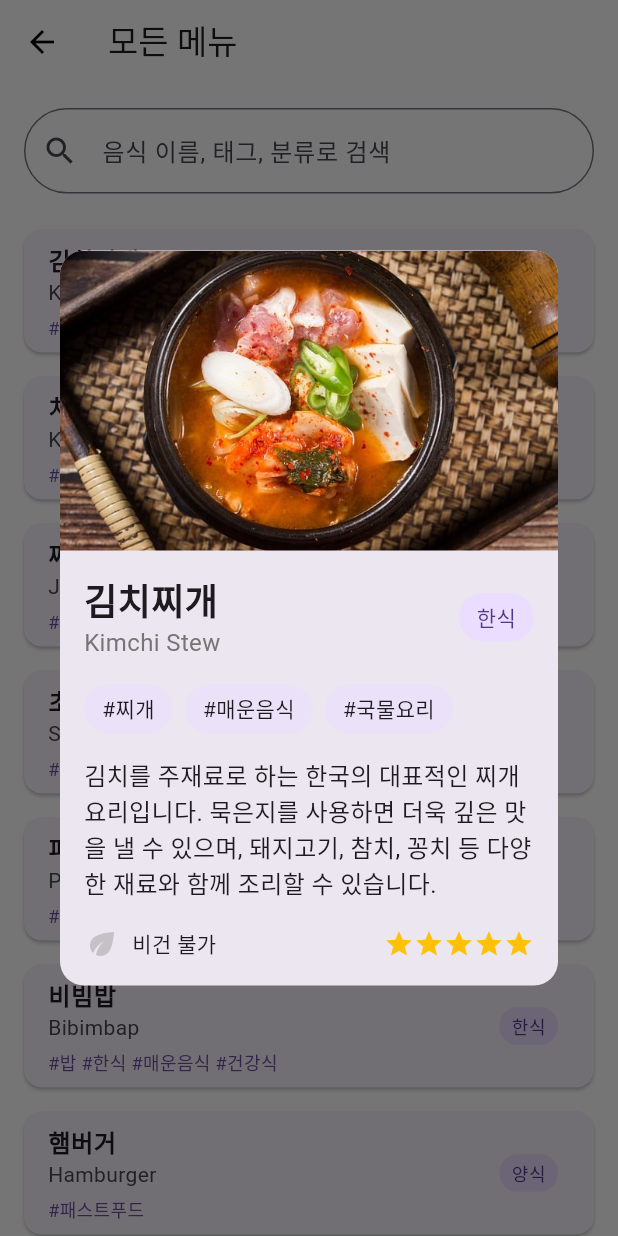
After one commit to GOODJINC/bappick, a Flutter app: the AllFoodsPage screen opened directly, after a tap on "김치찌개", on a phone screen of 412 x 824 dp. The commit adds this screen. Run offline on Flutter 3.47's test engine with Material 3 defaults, Android fonts, the phone set to English and light mode, and no system bars; our stand-ins replace flutter_fortune_wheel, shared_preferences, sqflite; accounts and stored records are empty.

Commit message:
Add all foods page

```diff
--- a/lib/models/food.dart
+++ b/lib/models/food.dart
@@ -20,6 +20,9 @@ class Food {
     required this.popularity,
     required this.description, // 설명 필드 추가
   });
+
+  // tags 문자열을 List<String>으로 변환하는 getter 추가
+  List<String> get tagList => tags.split(',');
 
   // Map으로 변환 (DB 저장용)
   Map<String, dynamic> toMap() {
--- /dev/null
+++ b/lib/pages/all_foods_page.dart
@@ -0,0 +1,333 @@
+import 'package:flutter/material.dart';
+import '../models/food.dart';
+import '../services/database_helper.dart';
+import '../utils/korean_search_helper.dart';
+
+class AllFoodsPage extends StatefulWidget {
+  const AllFoodsPage({super.key});
+
+  @override
+  State<AllFoodsPage> createState() => _AllFoodsPageState();
+}
+
+class _AllFoodsPageState extends State<AllFoodsPage> {
+  final TextEditingController _searchController = TextEditingController();
+  List<Food> _allFoods = [];
+  List<Food> _filteredFoods = [];
+  bool _isLoading = true;
+
+  @override
+  void initState() {
+    super.initState();
+    _loadFoods();
+    _searchController.addListener(_onSearchChanged);
+  }
+
+  Future<void> _loadFoods() async {
+    final foods = await DatabaseHelper.instance.getAllFoods();
+    setState(() {
+      _allFoods = foods;
+      _filteredFoods = foods;
+      _isLoading = false;
+    });
+  }
+
+  void _onSearchChanged() {
+    final query = _searchController.text.toLowerCase();
+    if (query.isEmpty) {
+      setState(() => _filteredFoods = _allFoods);
+      return;
+    }
+
+    setState(() {
+      _filteredFoods = _allFoods.where((food) {
+        // 일반 텍스트 검색
+        final nameMatch = food.name.toLowerCase().contains(query);
+
+        // 초성 검색 (우리가 만든 유틸리티 사용)
+        final initialMatch = KoreanSearchHelper.matchInitials(food.name, query);
+
+        // 영어 이름 검색
+        final engNameMatch = food.nameEng.toLowerCase().contains(query);
+
+        // 태그 검색
+        final tagMatch =
+            food.tagList.any((tag) => tag.toLowerCase().contains(query));
+
+        // 카테고리 검색
+        final categoryMatch = food.category.toLowerCase().contains(query);
+
+        return nameMatch ||
+            initialMatch ||
+            engNameMatch ||
+            tagMatch ||
+            categoryMatch;
+      }).toList();
+    });
+  }
+
+  void _showFoodDetail(Food food) {
+    FocusScope.of(context).unfocus();
+    showDialog(
+      context: context,
+      builder: (context) => GestureDetector(
+        onTap: () {
+          FocusScope.of(context).unfocus();
+        },
+        child: Dialog(
+          shape: RoundedRectangleBorder(
+            borderRadius: BorderRadius.circular(16),
+          ),
+          child: Column(
+            mainAxisSize: MainAxisSize.min,
+            children: [
+              // 이미지
+              ClipRRect(
+                borderRadius:
+                    const BorderRadius.vertical(top: Radius.circular(16)),
+                child: Image.asset(
+                  food.imageUrl,
+                  width: double.infinity,
+                  height: 200,
+                  fit: BoxFit.cover,
+                ),
+              ),
+
+              Padding(
+                padding: const EdgeInsets.all(16),
+                child: Column(
+                  crossAxisAlignment: CrossAxisAlignment.start,
+                  children: [
+                    // 이름
+                    Row(
+                      mainAxisAlignment: MainAxisAlignment.spaceBetween,
+                      children: [
+                        Column(
+                          crossAxisAlignment: CrossAxisAlignment.start,
+                          children: [
+                            Text(
+                              food.name,
+                              style: const TextStyle(
+                                fontSize: 24,
+                                fontWeight: FontWeight.bold,
+                              ),
+                            ),
+                            Text(
+                              food.nameEng,
+                              style: TextStyle(
+                                fontSize: 16,
+                                color: Colors.grey[600],
+                              ),
+                            ),
+                          ],
+                        ),
+                        Container(
+                          padding: const EdgeInsets.symmetric(
+                            horizontal: 12,
+                            vertical: 6,
+                          ),
+                          decoration: BoxDecoration(
+                            color:
+                                Theme.of(context).colorScheme.primaryContainer,
+                            borderRadius: BorderRadius.circular(20),
+                          ),
+                          child: Text(
+                            food.category,
+                            style: TextStyle(
+                              color: Theme.of(context)
+                                  .colorScheme
+                                  .onPrimaryContainer,
+                            ),
+                          ),
+                        ),
+                      ],
+                    ),
+                    const SizedBox(height: 16),
+
+                    // 태그
+                    Wrap(
+                      spacing: 8,
+                      runSpacing: 8,
+                      children: food.tagList.map((tag) {
+                        return Container(
+                          padding: const EdgeInsets.symmetric(
+                            horizontal: 12,
+                            vertical: 6,
+                          ),
+                          decoration: BoxDecoration(
+                            color: Theme.of(context)
+                                .colorScheme
+                                .primaryContainer
+                                .withOpacity(0.5),
+                            borderRadius: BorderRadius.circular(20),
+                          ),
+                          child: Text('#$tag'),
+                        );
+                      }).toList(),
+                    ),
+                    const SizedBox(height: 16),
+
+                    // 설명
+                    Text(
+                      food.description,
+                      style: const TextStyle(fontSize: 16),
+                    ),
+                    const SizedBox(height: 16),
+
+                    // 추가 정보
+                    Row(
+                      children: [
+                        Icon(
+                          Icons.eco,
+                          color: food.isVegan
+                              ? Colors.green
+                              : Colors.grey.withOpacity(0.5),
+                        ),
+                        const SizedBox(width: 8),
+                        Text(food.isVegan ? '비건 가능' : '비건 불가'),
+                        const Spacer(),
+                        ...List.generate(
+                          5,
+                          (index) => Icon(
+                            Icons.star,
+                            color: index < food.popularity
+                                ? Colors.amber
+                                : Colors.grey.withOpacity(0.3),
+                            size: 20,
+                          ),
+                        ),
+                      ],
+                    ),
+                  ],
+                ),
+              ),
+            ],
+          ),
+        ),
+      ),
+    );
+  }
+
+  @override
+  Widget build(BuildContext context) {
+    return GestureDetector(
+      onTap: () {
+        FocusScope.of(context).unfocus();
+      },
+      child: Scaffold(
+        appBar: AppBar(
+          title: const Text('모든 메뉴'),
+          elevation: 0,
+        ),
+        body: Column(
+          children: [
+            // 검색창
+            Padding(
+              padding: const EdgeInsets.all(16.0),
+              child: TextField(
+                controller: _searchController,
+                autofocus: false,
+                decoration: InputDecoration(
+                  hintText: '음식 이름, 태그, 분류로 검색',
+                  prefixIcon: const Icon(Icons.search),
+                  suffixIcon: _searchController.text.isNotEmpty
+                      ? IconButton(
+                          icon: const Icon(Icons.clear),
+                          onPressed: () {
+                            _searchController.clear();
+                            FocusScope.of(context).unfocus();
+                          },
+                        )
+                      : null,
+                  border: OutlineInputBorder(
+                    borderRadius: BorderRadius.circular(30),
+                  ),
+                ),
+                onSubmitted: (_) {
+                  FocusScope.of(context).unfocus();
+                },
+              ),
+            ),
+
+            // 음식 리스트
+            Expanded(
+              child: GestureDetector(
+                onTap: () {
+                  FocusScope.of(context).unfocus();
+                },
+                child: _isLoading
+                    ? const Center(child: CircularProgressIndicator())
+                    : ListView.builder(
+                        itemCount: _filteredFoods.length,
+                        itemBuilder: (context, index) {
+                          final food = _filteredFoods[index];
+                          return Card(
+                            margin: const EdgeInsets.symmetric(
+                              horizontal: 16,
+                              vertical: 8,
+                            ),
+                            child: ListTile(
+                              onTap: () {
+                                FocusScope.of(context).unfocus();
+                                _showFoodDetail(food);
+                              },
+                              title: Text(
+                                food.name,
+                                style: const TextStyle(
+                                  fontWeight: FontWeight.bold,
+                                ),
+                              ),
+                              subtitle: Column(
+                                crossAxisAlignment: CrossAxisAlignment.start,
+                                children: [
+                                  Text(food.nameEng),
+                                  const SizedBox(height: 4),
+                                  Text(
+                                    '#${food.tagList.join(' #')}',
+                                    style: TextStyle(
+                                      color:
+                                          Theme.of(context).colorScheme.primary,
+                                      fontSize: 12,
+                                    ),
+                                  ),
+                                ],
+                              ),
+                              trailing: Container(
+                                padding: const EdgeInsets.symmetric(
+                                  horizontal: 8,
+                                  vertical: 4,
+                                ),
+                                decoration: BoxDecoration(
+                                  color: Theme.of(context)
+                                      .colorScheme
+                                      .primaryContainer,
+                                  borderRadius: BorderRadius.circular(12),
+                                ),
+                                child: Text(
+                                  food.category,
+                                  style: TextStyle(
+                                    color: Theme.of(context)
+                                        .colorScheme
+                                        .onPrimaryContainer,
+                                    fontSize: 12,
+                                  ),
+                                ),
+                              ),
+                            ),
+                          );
+                        },
+                      ),
+              ),
+            ),
+          ],
+        ),
+      ),
+    );
+  }
+
+  @override
+  void dispose() {
+    _searchController.dispose();
+    super.dispose();
+  }
+}
--- /dev/null
+++ b/lib/utils/korean_search_helper.dart
@@ -0,0 +1,66 @@
+class KoreanSearchHelper {
+  // 초성 리스트
+  static const List<String> _initials = [
+    'ㄱ',
+    'ㄲ',
+    'ㄴ',
+    'ㄷ',
+    'ㄸ',
+    'ㄹ',
+    'ㅁ',
+    'ㅂ',
+    'ㅃ',
+    'ㅅ',
+    'ㅆ',
+    'ㅇ',
+    'ㅈ',
+    'ㅉ',
+    'ㅊ',
+    'ㅋ',
+    'ㅌ',
+    'ㅍ',
+    'ㅎ'
+  ];
+
+  // 한글 유니코드 시작 값
+  static const int _hanBegin = 0xAC00;
+  // 한글 유니코드 끝 값
+  static const int _hanEnd = 0xD7A3;
+  // 한글 초성 유니코드 시작 값
+  static const int _initialBegin = 0x1100;
+
+  // 문자열에서 초성 추출
+  static String getInitials(String text) {
+    StringBuffer result = StringBuffer();
+
+    for (int i = 0; i < text.length; i++) {
+      int code = text.codeUnitAt(i);
+
+      // 한글 범위 내인지 확인
+      if (code >= _hanBegin && code <= _hanEnd) {
+        // 초성 추출
+        int initialIndex = ((code - _hanBegin) ~/ 28 ~/ 21);
+        result.write(_initials[initialIndex]);
+      } else {
+        // 한글이 아닌 경우 그대로 추가
+        result.write(text[i]);
+      }
+    }
+
+    return result.toString();
+  }
+
+  // 초성 검색 매칭 확인
+  static bool matchInitials(String text, String query) {
+    // 검색어가 초성만으로 이루어져 있는지 확인
+    bool isInitialSearch =
+        query.split('').every((char) => _initials.contains(char));
+
+    if (isInitialSearch) {
+      String textInitials = getInitials(text);
+      return textInitials.contains(query);
+    }
+
+    return false;
+  }
+}
```
Also changed, not shown: lib/main.dart (+6 -1 lines), lib/widgets/food_detail_dialog.dart (added, +142 -0 lines).
